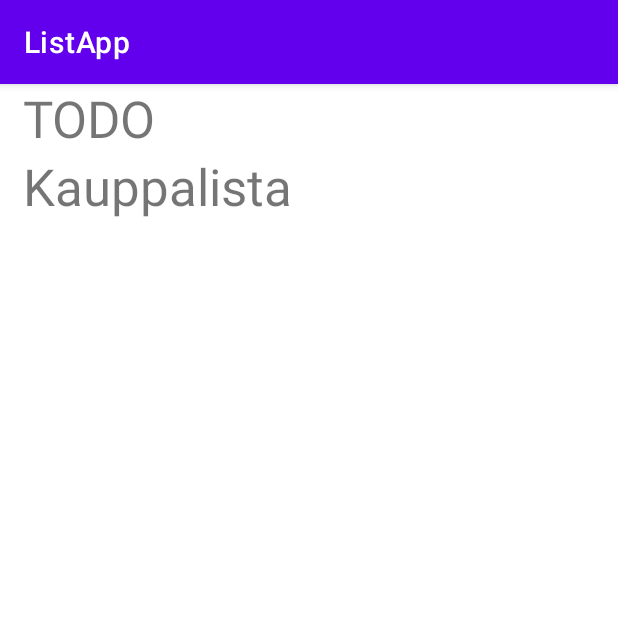
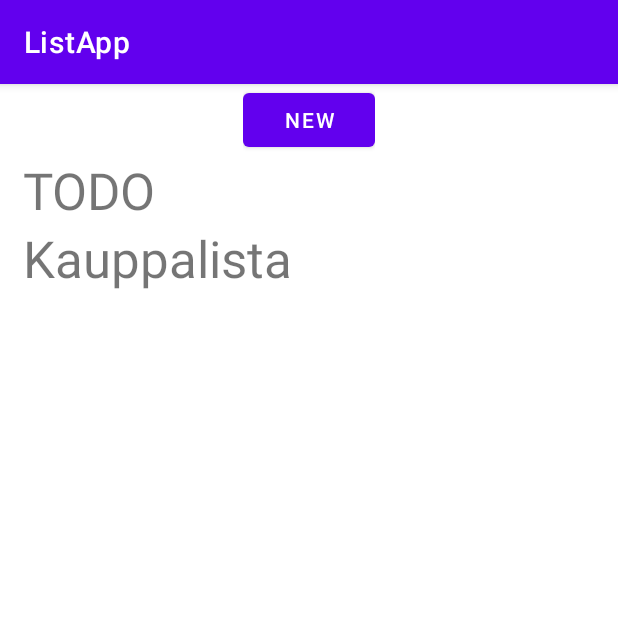
Before and after one commit to heikamal/ListApp, an Android app: the screen it shows after launch (MainActivity), on a phone screen of 412 x 824 dp, the top half of it. Run offline under Robolectric (Android 15) with nearby library versions, the phone set to English and light mode, and no system bars.

Commit message:
Listojen käsittely aloitettu

```diff
--- /dev/null
+++ b/app/src/main/java/com/example/listapp/ListsOfLists.java
@@ -0,0 +1,57 @@
+package com.example.listapp;
+
+import java.io.BufferedOutputStream;
+import java.io.FileOutputStream;
+import java.io.IOException;
+import java.io.ObjectOutput;
+import java.io.ObjectOutputStream;
+import java.io.OutputStream;
+import java.lang.reflect.Array;
+import java.util.ArrayList;
+
+public class ListsOfLists {
+
+    ArrayList<UserList> lists;
+
+    public ListsOfLists(){
+        lists = fetchLists();
+    }
+
+    public void saveLists(ArrayList<UserList> list){
+        try{
+            OutputStream file = new FileOutputStream("lists.bin");
+            OutputStream buffer = new BufferedOutputStream(file);
+            ObjectOutput output = new ObjectOutputStream(buffer);
+            try{
+                output.writeObject(list);
+            }
+            finally{
+                output.close();
+            }
+        } catch(IOException e){}
+    }
+
+    public ArrayList<UserList> fetchLists(){
+        UserList test1 = new UserList(new ArrayList<>());
+        test1.setName("TODO");
+        test1.addToList("pyykkää");
+        test1.addToList("tiskaa");
+        test1.addToList("soita äidille");
+
+        UserList test2 = new UserList(new ArrayList<>());
+        test2.setName("Kauppalista");
+        test2.addToList("maitoa");
+        test2.addToList("munia");
+        test2.addToList("leipää");
+
+        ArrayList<UserList> list = new ArrayList<>();
+        list.add(test1);
+        list.add(test2);
+
+        return list;
+    }
+
+    public void addList(UserList addition){
+        lists.add(addition);
+    }
+}
--- a/app/src/main/java/com/example/listapp/MainActivity.java
+++ b/app/src/main/java/com/example/listapp/MainActivity.java
@@ -9,9 +9,17 @@ import android.os.Bundle;
  */
 public class MainActivity extends AppCompatActivity {
 
+    static ListsOfLists lists;
+
     @Override
     protected void onCreate(Bundle savedInstanceState) {
+
+        lists = new ListsOfLists();
         super.onCreate(savedInstanceState);
         setContentView(R.layout.activity_main);
     }
+
+    public void newList(){
+
+    }
 }
--- a/app/src/main/java/com/example/listapp/MainListAdapter.java
+++ b/app/src/main/java/com/example/listapp/MainListAdapter.java
@@ -12,13 +12,15 @@ import androidx.navigation.NavController;
 import androidx.navigation.Navigation;
 import androidx.recyclerview.widget.RecyclerView;
 
+import java.util.ArrayList;
+
 
 public class MainListAdapter extends
         RecyclerView.Adapter<MainListAdapter.ViewHolder>{
 
-    UserList[] lists;
+    ArrayList<UserList> lists;
 
-    public MainListAdapter(UserList[] data){lists = data;}
+    public MainListAdapter(ArrayList<UserList> data){lists = data;}
 
     @NonNull
     @Override
@@ -33,12 +35,12 @@ public class MainListAdapter extends
         holder.itemView.setTag(position);
         holder.itemView.setOnClickListener(MainListClickListener);
 
-        holder.textView.setText(lists[position].getName());
+        holder.textView.setText(lists.get(position).getName());
     }
 
     @Override
     public int getItemCount() {
-        return lists.length;
+        return lists.size();
     }
 
     View.OnClickListener MainListClickListener = new View.OnClickListener() {
@@ -46,7 +48,7 @@ public class MainListAdapter extends
         public void onClick(View v) {
             int position = (int) v.getTag();
             Bundle bundle = new Bundle();
-            bundle.putStringArrayList("userList", lists[position].getList());
+            bundle.putStringArrayList("userList", lists.get(position).getList());
             NavController navController = Navigation.findNavController(v);
             navController.navigate(R.id.userListFragment, bundle);
         }
--- a/app/src/main/java/com/example/listapp/MainListFragment.java
+++ b/app/src/main/java/com/example/listapp/MainListFragment.java
@@ -26,7 +26,7 @@ public class MainListFragment extends Fragment {
     public void onViewCreated(@NonNull View view, @Nullable Bundle savedInstanceState) {
         RecyclerView rvMainList = view.findViewById(R.id.rvMainList);
 
-        UserList[] lists = getLists();
+        ArrayList<UserList> lists = MainActivity.lists.fetchLists();
         rvMainList.setAdapter(new MainListAdapter(lists));
         rvMainList.setLayoutManager(new LinearLayoutManager(getContext()));
 
--- a/app/src/main/java/com/example/listapp/UserList.java
+++ b/app/src/main/java/com/example/listapp/UserList.java
@@ -1,11 +1,12 @@
 package com.example.listapp;
 
+import java.io.Serializable;
 import java.util.ArrayList;
 
 /**
  * Luokka, jonka oliot pitävät sisällään jokainen yhden käyttäjän luoman listan.
  */
-public class UserList {
+public class UserList implements Serializable {
 
     private String name;
 
--- a/app/src/main/res/layout/fragment_list_main.xml
+++ b/app/src/main/res/layout/fragment_list_main.xml
@@ -1,12 +1,34 @@
 <?xml version="1.0" encoding="utf-8"?>
 <androidx.constraintlayout.widget.ConstraintLayout xmlns:android="http://schemas.android.com/apk/res/android"
+    xmlns:app="http://schemas.android.com/apk/res-auto"
     xmlns:tools="http://schemas.android.com/tools"
     android:layout_width="match_parent"
     android:layout_height="match_parent"
     tools:context=".MainListFragment">
 
+    <LinearLayout
+        android:id="@+id/tools"
+        android:layout_width="wrap_content"
+        android:layout_height="wrap_content"
+        android:orientation="horizontal"
+        app:layout_constraintEnd_toEndOf="parent"
+        app:layout_constraintStart_toStartOf="parent"
+        app:layout_constraintTop_toTopOf="parent">
+
+        <Button
+            android:id="@+id/btnNew"
+            android:layout_width="wrap_content"
+            android:layout_height="wrap_content"
+            android:layout_weight="1"
+            android:onClick="newList"
+            android:text="@string/button_new" />
+    </LinearLayout>
+
     <androidx.recyclerview.widget.RecyclerView
         android:id="@+id/rvMainList"
         android:layout_width="match_parent"
-        android:layout_height="match_parent" />
+        android:layout_height="wrap_content"
+        app:layout_constraintTop_toBottomOf="@+id/tools">
+
+    </androidx.recyclerview.widget.RecyclerView>
 </androidx.constraintlayout.widget.ConstraintLayout>
--- a/app/src/main/res/values/strings.xml
+++ b/app/src/main/res/values/strings.xml
@@ -2,4 +2,5 @@
     <string name="app_name">ListApp</string>
     <!-- TODO: Remove or change this placeholder text -->
     <string name="hello_blank_fragment">Hello blank fragment</string>
+    <string name="button_new">New</string>
 </resources>
```
